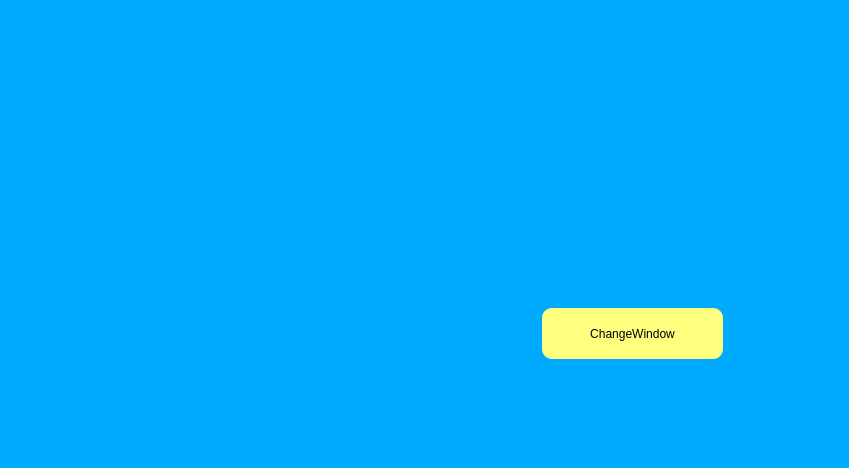
Before: the Qt Designer form frontend/dialog.ui in rushii1192/covid-mgmt, drawn with Qt 5.
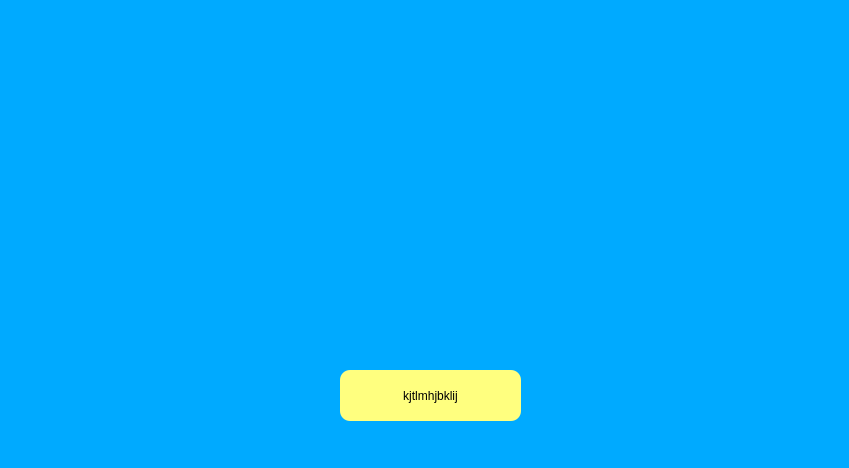
After: the same form once the commit is applied.

Patch:
```diff
--- a/frontend/dialog.ui
+++ b/frontend/dialog.ui
@@ -19,8 +19,8 @@
   <widget class="QPushButton" name="changeWindow">
    <property name="geometry">
     <rect>
-     <x>542</x>
-     <y>308</y>
+     <x>340</x>
+     <y>370</y>
      <width>181</width>
      <height>51</height>
     </rect>
@@ -30,7 +30,7 @@
 border-radius: 10px;</string>
    </property>
    <property name="text">
-    <string>ChangeWindow</string>
+    <string>kjtlmhjbklij</string>
    </property>
   </widget>
  </widget>
```
